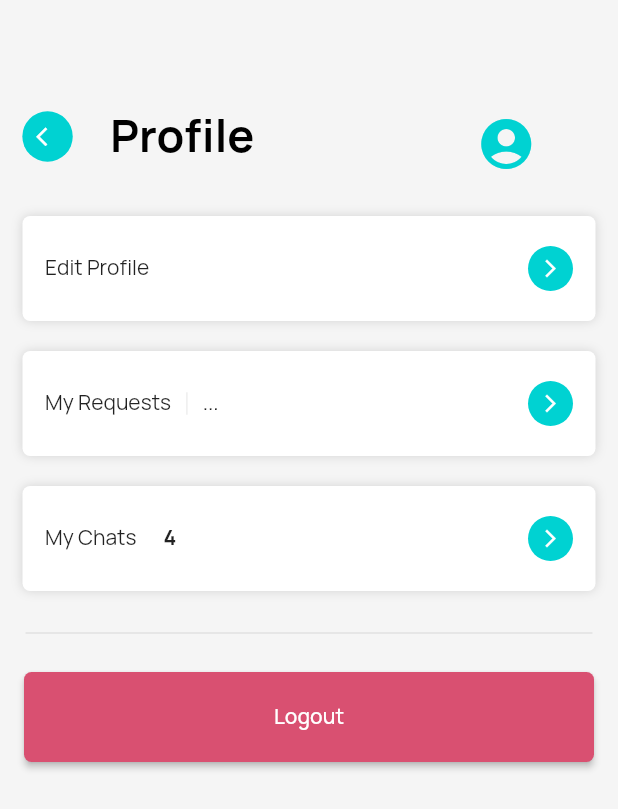
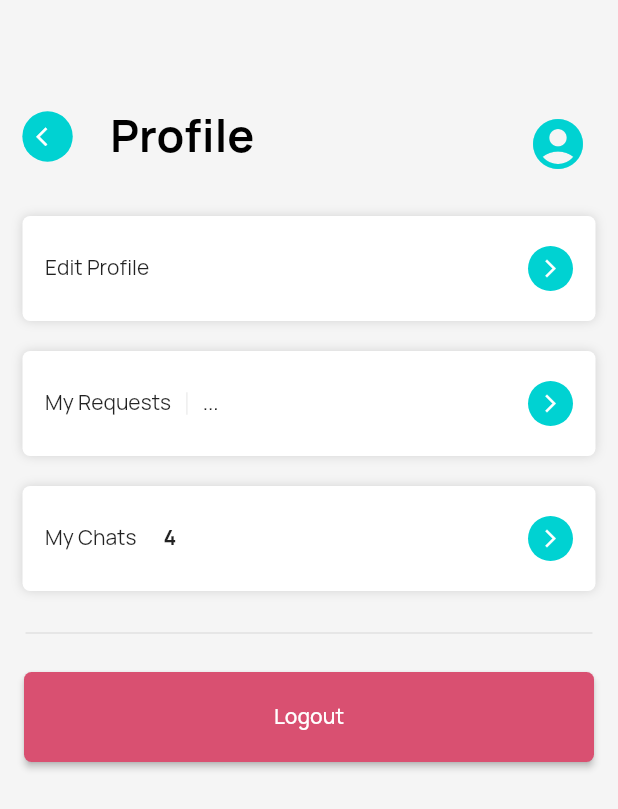
Before and after one commit to BRO3886/Akina-App, a Flutter app: the ProfilePage screen opened directly, on a phone screen of 412 x 824 dp. Shown: the top 809 px of the screen. Run offline on Flutter 3.47's test engine with Material 2 defaults, Android fonts, the phone set to English and light mode, and no system bars; our stand-ins replace ant_icons, firebase_auth, flutter_svg, fluttertoast, geolocator, google_sign_in and 2 more; missing offline and left inert: flutter_custom_tabs, flutter_socket_io, geocoder; accounts and stored records are empty.

```diff
--- a/lib/Profile/profilePage.dart
+++ b/lib/Profile/profilePage.dart
@@ -72,10 +72,10 @@ class ProfilePage extends StatelessWidget {
                                 fontSize: 30.0,
                                 fontWeight: FontWeight.bold),
                           ),
-                          SizedBox(
-                            width: MediaQuery.of(context).size.width * 0.359,
-                          ),
-                          Hero(
+                          Expanded(
+                            child: Align(
+                              alignment: Alignment.centerRight,
+                              child: Hero(
                                 tag: 'profile',
                                 child: Container(
                                     padding: EdgeInsets.only(top: 10),
@@ -85,6 +85,8 @@ class ProfilePage extends StatelessWidget {
                                       color: mainColor,
                                       size: 40.0,
                                     )),
+                              ),
+                            ),
                           ),
                         ],
                       ),
```
Also changed, not shown: lib/widgets/requests_delete_card.dart (+41 -1 lines). Lines whose indentation alone changed are shown as unchanged.
